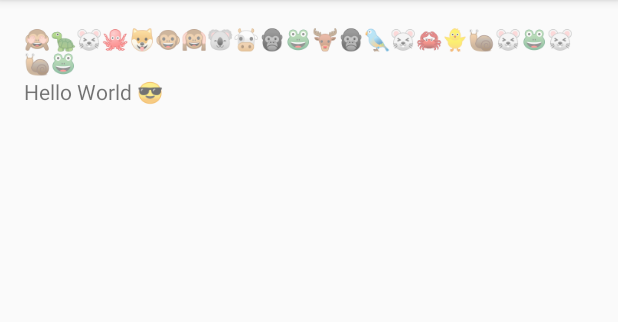
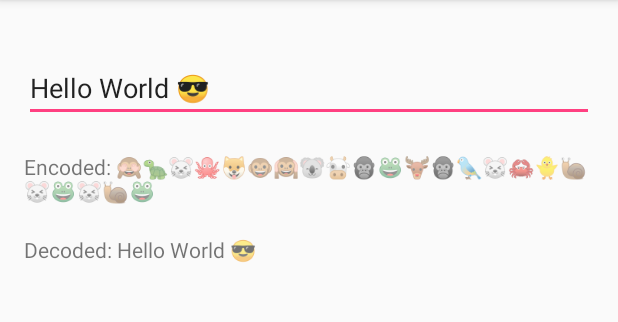
Before and after one commit to anthonycr/Base47, an Android app: the screen it shows after launch (MainActivity), on a phone screen of 412 x 824 dp, the part 84-406 px from its top. Run offline under Robolectric (Android 15) with nearby library versions, the phone set to English and light mode, and no system bars.

Commit message:
Update sample with better UI so you can test different strings on device

```diff
--- a/sample/src/main/java/com/anthonycr/base47/sample/MainActivity.java
+++ b/sample/src/main/java/com/anthonycr/base47/sample/MainActivity.java
@@ -1,8 +1,18 @@
 package com.anthonycr.base47.sample;
 
+import android.content.Context;
+import android.os.Build.VERSION;
+import android.os.Build.VERSION_CODES;
 import android.os.Bundle;
+import android.os.Handler;
+import android.os.HandlerThread;
+import android.os.Looper;
+import android.support.annotation.NonNull;
+import android.support.annotation.WorkerThread;
 import android.support.v7.app.AppCompatActivity;
-import android.util.Log;
+import android.text.Editable;
+import android.text.TextWatcher;
+import android.widget.EditText;
 import android.widget.TextView;
 
 import com.anthonycr.base47.Base47;
@@ -11,25 +21,99 @@ import com.anthonycr.base47.R;
 public class MainActivity extends AppCompatActivity {
 
     private static final String TAG = "MainActivity";
+    private static final Handler MAIN = new Handler(Looper.getMainLooper());
+
+    private final HandlerThread mHandlerThread = new HandlerThread("encoding-thread");
+    private Handler mBackgroundHandler;
+
+    private volatile Runnable mPostRunnable;
 
     @Override
     protected void onCreate(Bundle savedInstanceState) {
         super.onCreate(savedInstanceState);
         setContentView(R.layout.activity_main);
 
-        TextView textView = (TextView) findViewById(R.id.text);
-        TextView textView2 = (TextView) findViewById(R.id.text2);
+        final TextView textViewEncoded = (TextView) findViewById(R.id.textEncoded);
+        final TextView textViewDecoded = (TextView) findViewById(R.id.textDecoded);
+        EditText editText = (EditText) findViewById(R.id.editText);
+
+        mHandlerThread.start();
+        mBackgroundHandler = new Handler(mHandlerThread.getLooper());
+
+        editText.addTextChangedListener(new TextWatcher() {
+            @Override
+            public void beforeTextChanged(CharSequence charSequence, int i, int i1, int i2) {
+            }
+
+            @Override
+            public void onTextChanged(CharSequence charSequence, int i, int i1, int i2) {
+            }
+
+            @Override
+            public void afterTextChanged(final Editable editable) {
+                postOrQueueRunnable(new Runnable() {
+                    @Override
+                    public void run() {
+                        encode(editable.toString(), textViewEncoded, textViewDecoded);
+
+                    }
+                });
+            }
+        });
 
         String text = "Hello World \uD83D\uDE0E";
 
-        String encoded = Base47.encode(text.getBytes());
-        Log.d(TAG, "ENCODED: " + encoded);
-        textView.setText(encoded);
+        editText.setText(text);
+    }
 
-        String decoded = new String(Base47.decode(encoded));
-        Log.d(TAG, "DECODED: " + decoded);
-        textView2.setText(decoded);
+    private void postOrQueueRunnable(@NonNull final Runnable encodeRunnable) {
 
+        Runnable wrapperRunnable = new Runnable() {
+            @Override
+            public void run() {
+                encodeRunnable.run();
+                if (!this.equals(mPostRunnable) && mPostRunnable != null) {
+                    mPostRunnable.run();
+                } else {
+                    mPostRunnable = null;
+                }
+            }
+        };
+
+        if (mPostRunnable != null) {
+            mPostRunnable = wrapperRunnable;
+        } else {
+            mBackgroundHandler.post(wrapperRunnable);
+        }
+    }
+
+    @Override
+    protected void onDestroy() {
+        super.onDestroy();
+        if (VERSION.SDK_INT >= VERSION_CODES.JELLY_BEAN_MR2) {
+            mHandlerThread.quitSafely();
+        } else {
+            mHandlerThread.quit();
+        }
+    }
+
+    @WorkerThread
+    private static void encode(@NonNull String textToEncode, final TextView encodeView,
+                               final TextView decodeView) {
+        final String encoded = Base47.encode(textToEncode.getBytes());
+        // Log.d(TAG, "ENCODED: " + encoded);
+
+        final String decoded = new String(Base47.decode(encoded));
+        // Log.d(TAG, "DECODED: " + decoded);
+
+        MAIN.post(new Runnable() {
+            @Override
+            public void run() {
+                Context context = encodeView.getContext();
+                encodeView.setText(context.getString(R.string.encoded, encoded));
+                decodeView.setText(context.getString(R.string.decoded, decoded));
+            }
+        });
     }
 
 }
--- a/sample/src/main/res/layout/activity_main.xml
+++ b/sample/src/main/res/layout/activity_main.xml
@@ -11,16 +11,25 @@
     android:paddingTop="@dimen/activity_vertical_margin"
     tools:context="com.anthonycr.base47.sample.MainActivity">
 
+    <EditText
+        android:id="@+id/editText"
+        android:layout_width="match_parent"
+        android:layout_height="wrap_content"
+        android:layout_marginTop="20dp"
+        android:lines="1"
+        android:maxLines="1"/>
+
     <TextView
-        android:id="@+id/text"
+        android:id="@+id/textEncoded"
         android:layout_width="wrap_content"
         android:layout_height="wrap_content"
-        android:text="Hello World!"/>
+        android:layout_below="@+id/editText"
+        android:layout_marginTop="20dp"/>
 
     <TextView
-        android:id="@+id/text2"
+        android:id="@+id/textDecoded"
         android:layout_width="wrap_content"
         android:layout_height="wrap_content"
-        android:layout_below="@+id/text"
-        android:text="Hello World!"/>
+        android:layout_below="@+id/textEncoded"
+        android:layout_marginTop="20dp"/>
 </RelativeLayout>
--- a/sample/src/main/res/values/strings.xml
+++ b/sample/src/main/res/values/strings.xml
@@ -1,3 +1,5 @@
 <resources>
     <string name="app_name">Base₄₇</string>
+    <string name="encoded">Encoded: %1$s</string>
+    <string name="decoded">Decoded: %1$s</string>
 </resources>
```
